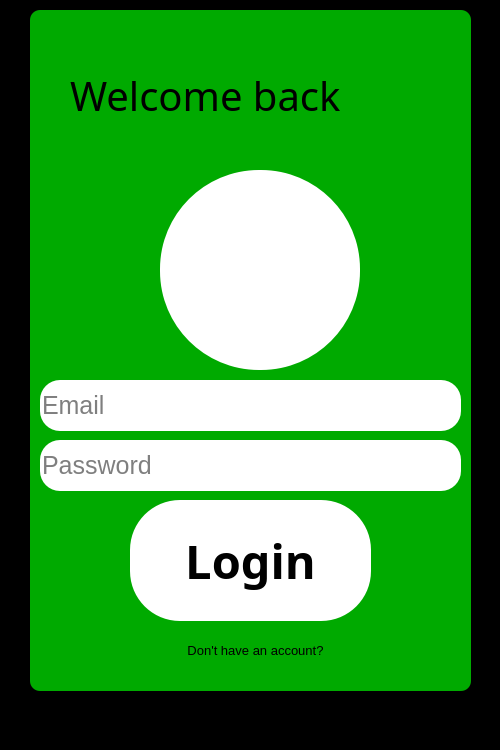
Before: the Qt Designer form ui/login.ui in DoMinhTuong/python-app, drawn with Qt 5.
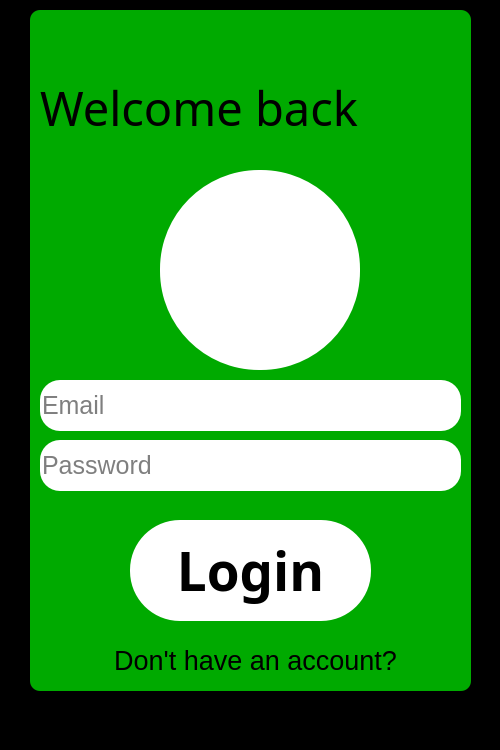
After: the same form once the commit is applied. Icons and pictures are not drawn.

Diff of the .ui file:
```diff
--- a/ui/login.ui
+++ b/ui/login.ui
@@ -117,16 +117,16 @@
     <widget class="QLabel" name="welcomeback_label">
      <property name="geometry">
       <rect>
-       <x>40</x>
+       <x>10</x>
        <y>60</y>
-       <width>371</width>
-       <height>51</height>
+       <width>411</width>
+       <height>75</height>
       </rect>
      </property>
      <property name="font">
       <font>
        <family>Segoe UI Black</family>
-       <pointsize>30</pointsize>
+       <pointsize>35</pointsize>
       </font>
      </property>
      <property name="text">
@@ -137,15 +137,15 @@
      <property name="geometry">
       <rect>
        <x>100</x>
-       <y>490</y>
+       <y>510</y>
        <width>241</width>
-       <height>121</height>
+       <height>101</height>
       </rect>
      </property>
      <property name="font">
       <font>
        <family>Segoe UI Black</family>
-       <pointsize>35</pointsize>
+       <pointsize>40</pointsize>
        <bold>true</bold>
       </font>
      </property>
@@ -160,15 +160,15 @@
     <widget class="QPushButton" name="to_sign_up_btn">
      <property name="geometry">
       <rect>
-       <x>90</x>
+       <x>50</x>
        <y>630</y>
-       <width>271</width>
-       <height>20</height>
+       <width>351</width>
+       <height>41</height>
       </rect>
      </property>
      <property name="font">
       <font>
-       <pointsize>10</pointsize>
+       <pointsize>20</pointsize>
       </font>
      </property>
      <property name="text">
```
